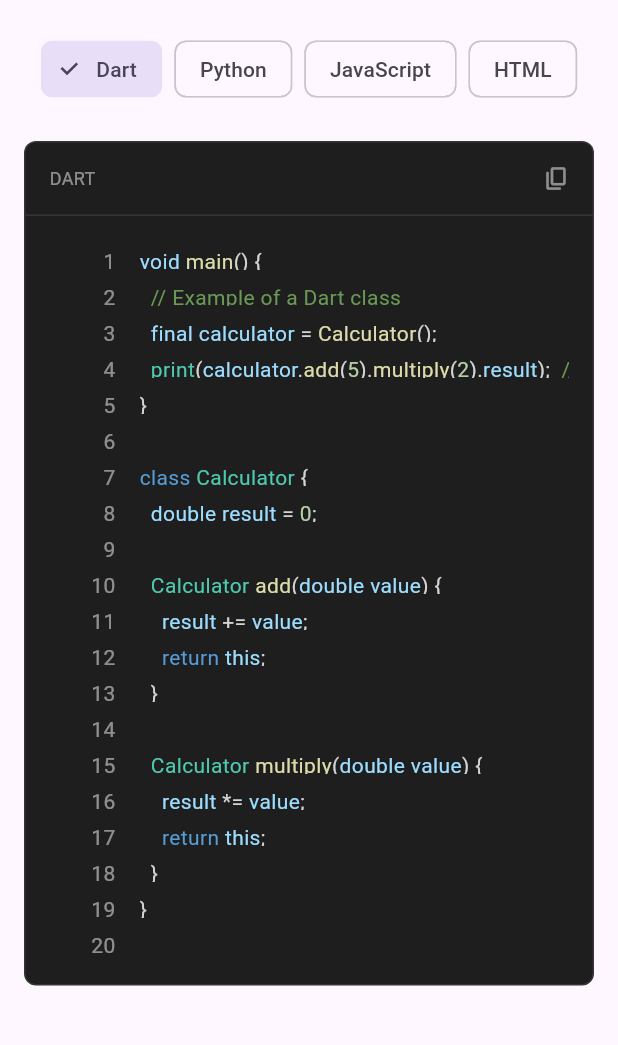
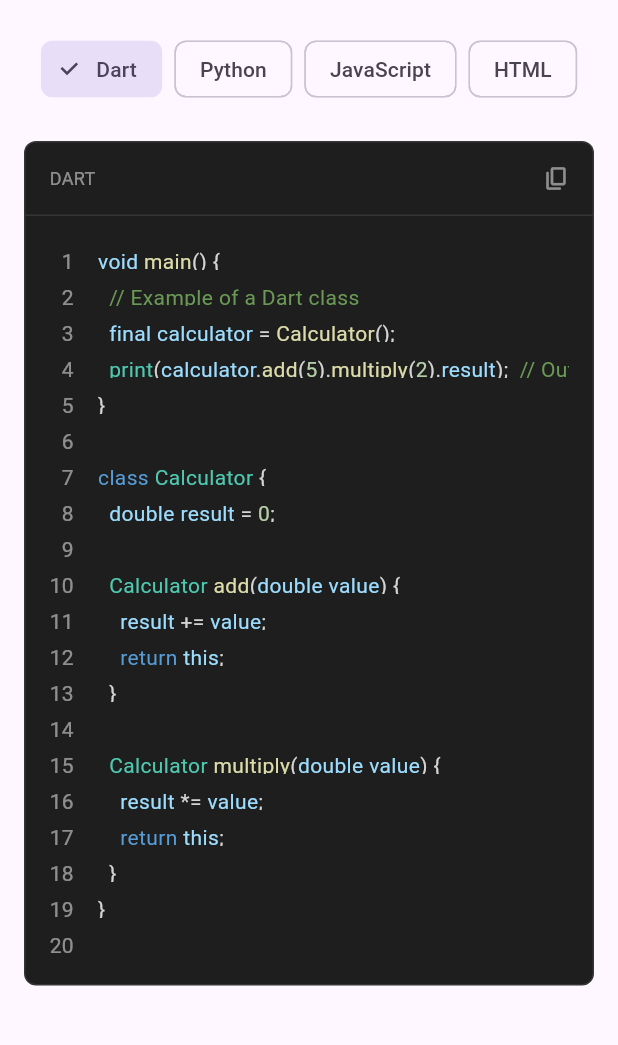
Before and after one commit to wqjuser/universal_code_viewer, a Flutter app: the screen it shows after launch, on a phone screen of 412 x 824 dp, the part 63-1108 px from its top. Run offline on Flutter 3.47's test engine with Material 3 defaults, Android fonts, the phone set to English and light mode, and no system bars; our stand-ins replace plugin_platform_interface, string_scanner, web.

Commit message:
refactor(universal_code_viewer):重构代码查看器组件
-将 UniversalCodeViewer 从 StatefulWidget改为 StatelessWidget
- 优化了代码结构，提高了可读性和维护性
- 改进了代码高亮和行号显示逻辑
- 调整了滚动和选择功能的实现方式

```diff
--- a/lib/src/universal_code_viewer.dart
+++ b/lib/src/universal_code_viewer.dart
@@ -1,8 +1,8 @@
+import 'package:flutter/material.dart';
 import 'package:flutter/services.dart';
-import 'package:universal_code_viewer/universal_code_viewer.dart';
-import 'package:flutter/material.dart';
+import '../universal_code_viewer.dart';
 
-class UniversalCodeViewer extends StatefulWidget {
+class UniversalCodeViewer extends StatelessWidget {
   final String code;
   final SyntaxStyle style;
   final bool showLineNumbers;
@@ -25,47 +25,40 @@ class UniversalCodeViewer extends StatefulWidget {
   });
 
   @override
-  State<UniversalCodeViewer> createState() => _UniversalCodeViewerState();
-}
-
-class _UniversalCodeViewerState extends State<UniversalCodeViewer> {
-  late final List<String> _lines;
-  late final UniversalSyntaxHighlighter _highlighter;
-  final ScrollController _horizontalScrollController = ScrollController();
-
-  @override
-  void initState() {
-    super.initState();
-    _lines = widget.code.split('\n');
-    _highlighter = UniversalSyntaxHighlighter(widget.code);
-  }
-
-  @override
-  void dispose() {
-    _horizontalScrollController.dispose();
-    super.dispose();
-  }
-
-  @override
   Widget build(BuildContext context) {
-    final effectivePadding = widget.padding ?? const EdgeInsets.all(16);
+    final highlighter = UniversalSyntaxHighlighter(code);
+    final lines = code.split('\n');
+    final effectivePadding = padding ?? const EdgeInsets.all(16);
 
     return Container(
       decoration: BoxDecoration(
-        color: widget.style.backgroundColor,
+        color: style.backgroundColor,
         borderRadius: BorderRadius.circular(8),
         border: Border.all(
-          color: widget.style.baseStyle.color?.withOpacity(0.1) ?? Colors.grey,
+          color: style.baseStyle.color?.withOpacity(0.1) ?? Colors.grey,
         ),
       ),
       child: Column(
         crossAxisAlignment: CrossAxisAlignment.start,
         children: [
-          _buildHeader(context),
+          _buildHeader(context, highlighter),
           Expanded(
             child: Padding(
               padding: effectivePadding,
-              child: _buildCodeContent(),
+              child: SelectionArea(
+                child: SingleChildScrollView(
+                  child: SingleChildScrollView(
+                    scrollDirection: Axis.horizontal,
+                    child: Row(
+                      crossAxisAlignment: CrossAxisAlignment.start,
+                      children: [
+                        if (showLineNumbers) _buildLineNumbers(lines),
+                        _buildCodeContent(highlighter, lines),
+                      ],
+                    ),
+                  ),
+                ),
+              ),
             ),
           ),
         ],
@@ -73,12 +66,12 @@ class _UniversalCodeViewerState extends State<UniversalCodeViewer> {
     );
   }
 
-  Widget _buildHeader(BuildContext context) {
+  Widget _buildHeader(BuildContext context, UniversalSyntaxHighlighter highlighter) {
     return Container(
       decoration: BoxDecoration(
         border: Border(
           bottom: BorderSide(
-            color: widget.style.baseStyle.color?.withOpacity(0.1) ?? Colors.grey,
+            color: style.baseStyle.color?.withOpacity(0.1) ?? Colors.grey,
           ),
         ),
       ),
@@ -87,23 +80,23 @@ class _UniversalCodeViewerState extends State<UniversalCodeViewer> {
         children: [
           Padding(
             padding: const EdgeInsets.only(left: 16.0, top: 8.0, bottom: 8.0),
-            child: widget.isCodeLanguageView
+            child: isCodeLanguageView
                 ? Text(
-                    widget.codeLanguage ?? _highlighter.detectedLanguage.toUpperCase(),
-                    style: widget.style.baseStyle.copyWith(
-                      color: widget.style.baseStyle.color?.withOpacity(0.5),
+                    codeLanguage ?? highlighter.detectedLanguage.toUpperCase(),
+                    style: style.baseStyle.copyWith(
+                      color: style.baseStyle.color?.withOpacity(0.5),
                       fontSize: 12,
                     ),
                   )
                 : const SizedBox(),
           ),
-          if (widget.enableCopy) ...[
-            widget.copyWidget ??
+          if (enableCopy) ...[
+            copyWidget ??
                 IconButton(
                   icon: Icon(
                     Icons.copy_rounded,
                     size: 18,
-                    color: widget.style.baseStyle.color?.withOpacity(0.5),
+                    color: style.baseStyle.color?.withOpacity(0.5),
                   ),
                   tooltip: 'Copy to clipboard',
                   onPressed: () => _copyToClipboard(context),
@@ -114,23 +107,23 @@ class _UniversalCodeViewerState extends State<UniversalCodeViewer> {
     );
   }
 
-  Widget _buildCodeContent() {
-    return SelectionArea(
-      child: ScrollConfiguration(
-        behavior: ScrollConfiguration.of(context).copyWith(scrollbars: false),
-        child: SingleChildScrollView(
-          scrollDirection: Axis.horizontal,
-          controller: _horizontalScrollController,
-          child: SizedBox(
-            width: _calculateContentWidth(),
-            child: Row(
-              crossAxisAlignment: CrossAxisAlignment.start,
-              children: [
-                if (widget.showLineNumbers) _buildLineNumbers(),
-                Expanded(
-                  child: _buildCodeLines(),
+  Widget _buildLineNumbers(List<String> lines) {
+    return Padding(
+      padding: const EdgeInsets.only(right: 16),
+      child: Column(
+        crossAxisAlignment: CrossAxisAlignment.end,
+        children: List.generate(
+          lines.length,
+          (index) => SizedBox(
+            height: 24,
+            child: Padding(
+              padding: const EdgeInsets.symmetric(vertical: 4),
+              child: Text(
+                '${index + 1}',
+                style: style.baseStyle.copyWith(
+                  color: style.baseStyle.color?.withOpacity(0.5),
                 ),
-              ],
+              ),
             ),
           ),
         ),
@@ -138,65 +131,43 @@ class _UniversalCodeViewerState extends State<UniversalCodeViewer> {
     );
   }
 
-  double _calculateContentWidth() {
-    // 计算最长行的宽度，这里使用一个估算值
-    // 你可以根据实际情况调整计算方法
-    final longestLine = _lines.reduce((a, b) => a.length > b.length ? a : b);
-    return (longestLine.length * 10.0) + (widget.showLineNumbers ? 60.0 : 0.0);
-  }
-
-  Widget _buildLineNumbers() {
-    return Container(
-      width: 60,
-      padding: const EdgeInsets.only(right: 16),
-      child: ListView.builder(
-        shrinkWrap: true,
-        physics: const NeverScrollableScrollPhysics(),
-        itemCount: _lines.length,
-        itemBuilder: (context, index) => Container(
+  Widget _buildCodeContent(UniversalSyntaxHighlighter highlighter, List<String> lines) {
+    return Column(
+      crossAxisAlignment: CrossAxisAlignment.start,
+      mainAxisSize: MainAxisSize.min,
+      children: List.generate(
+        lines.length,
+        (index) => Container(
           height: 24,
           padding: const EdgeInsets.symmetric(vertical: 4),
-          alignment: Alignment.centerRight,
-          child: Text(
-            '${index + 1}',
-            style: widget.style.baseStyle.copyWith(
-              color: widget.style.baseStyle.color?.withOpacity(0.5),
+          child: Text.rich(
+            TextSpan(
+              children: _getLineSpans(
+                lines[index],
+                highlighter,
+                index,
+                lines,
+              ),
             ),
+            style: style.baseStyle,
           ),
         ),
       ),
     );
   }
 
-  Widget _buildCodeLines() {
-    return ListView.builder(
-      shrinkWrap: true,
-      physics: const ClampingScrollPhysics(),
-      itemCount: _lines.length,
-      itemBuilder: (context, index) => _buildCodeLine(_lines[index], index),
-    );
-  }
-
-  Widget _buildCodeLine(String line, int lineIndex) {
-    return Container(
-      height: 24,
-      padding: const EdgeInsets.symmetric(vertical: 4),
-      child: Text.rich(
-        TextSpan(
-          children: _getLineSpans(line, lineIndex),
-        ),
-        style: widget.style.baseStyle,
-      ),
-    );
-  }
-
-  List<TextSpan> _getLineSpans(String line, int lineIndex) {
+  List<TextSpan> _getLineSpans(
+    String line,
+    UniversalSyntaxHighlighter highlighter,
+    int lineIndex,
+    List<String> allLines,
+  ) {
     final List<TextSpan> spans = [];
-    final int lineStart = _lines.take(lineIndex).join('\n').length +
+    final int lineStart = allLines.take(lineIndex).join('\n').length +
         (lineIndex > 0 ? 1 : 0);
     final int lineEnd = lineStart + line.length;
 
-    final lineSpans = _highlighter.spans
+    final lineSpans = highlighter.spans
         .where((span) => span.start < lineEnd && span.end > lineStart);
 
     int currentPosition = 0;
@@ -208,6 +179,7 @@ class _UniversalCodeViewerState extends State<UniversalCodeViewer> {
       if (currentPosition < spanStartInLine) {
         spans.add(TextSpan(
           text: line.substring(currentPosition, spanStartInLine),
+          style: style.baseStyle,
         ));
       }
 
@@ -224,6 +196,7 @@ class _UniversalCodeViewerState extends State<UniversalCodeViewer> {
     if (currentPosition < line.length) {
       spans.add(TextSpan(
         text: line.substring(currentPosition),
+        style: style.baseStyle,
       ));
     }
 
@@ -233,39 +206,39 @@ class _UniversalCodeViewerState extends State<UniversalCodeViewer> {
   TextStyle _getStyleForType(String type) {
     switch (type) {
       case 'keyword':
-        return widget.style.keywordStyle;
+        return style.keywordStyle;
       case 'class':
-        return widget.style.classStyle;
+        return style.classStyle;
       case 'method':
-        return widget.style.methodStyle;
+        return style.methodStyle;
       case 'variable':
-        return widget.style.variableStyle;
+        return style.variableStyle;
       case 'string':
-        return widget.style.stringStyle;
+        return style.stringStyle;
       case 'number':
-        return widget.style.numberStyle;
+        return style.numberStyle;
       case 'comment':
-        return widget.style.commentStyle;
+        return style.commentStyle;
       case 'tag':
-        return widget.style.tagStyle;
+        return style.tagStyle;
       case 'attribute':
-        return widget.style.attributeStyle;
+        return style.attributeStyle;
       case 'operator':
-        return widget.style.operatorStyle;
+        return style.operatorStyle;
       case 'punctuation':
-        return widget.style.punctuationStyle;
+        return style.punctuationStyle;
       default:
-        return widget.style.baseStyle;
+        return style.baseStyle;
     }
   }
 
   Future<void> _copyToClipboard(BuildContext context) async {
-    await Clipboard.setData(ClipboardData(text: widget.code));
+    await Clipboard.setData(ClipboardData(text: code));
     if (context.mounted) {
       ScaffoldMessenger.of(context).showSnackBar(
         SnackBar(
           content: const Text('Code copied to clipboard'),
-          backgroundColor: widget.style.backgroundColor.computeLuminance() > 0.5
+          backgroundColor: style.backgroundColor.computeLuminance() > 0.5
               ? Colors.black87
               : Colors.white70,
           behavior: SnackBarBehavior.floating,
```
